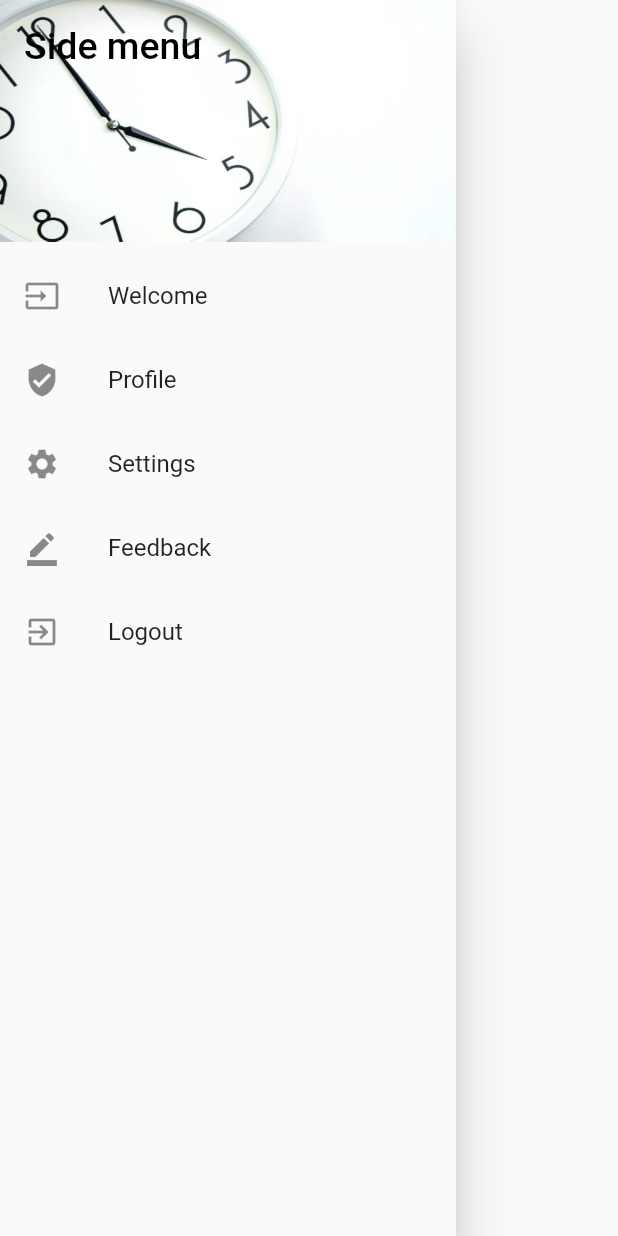
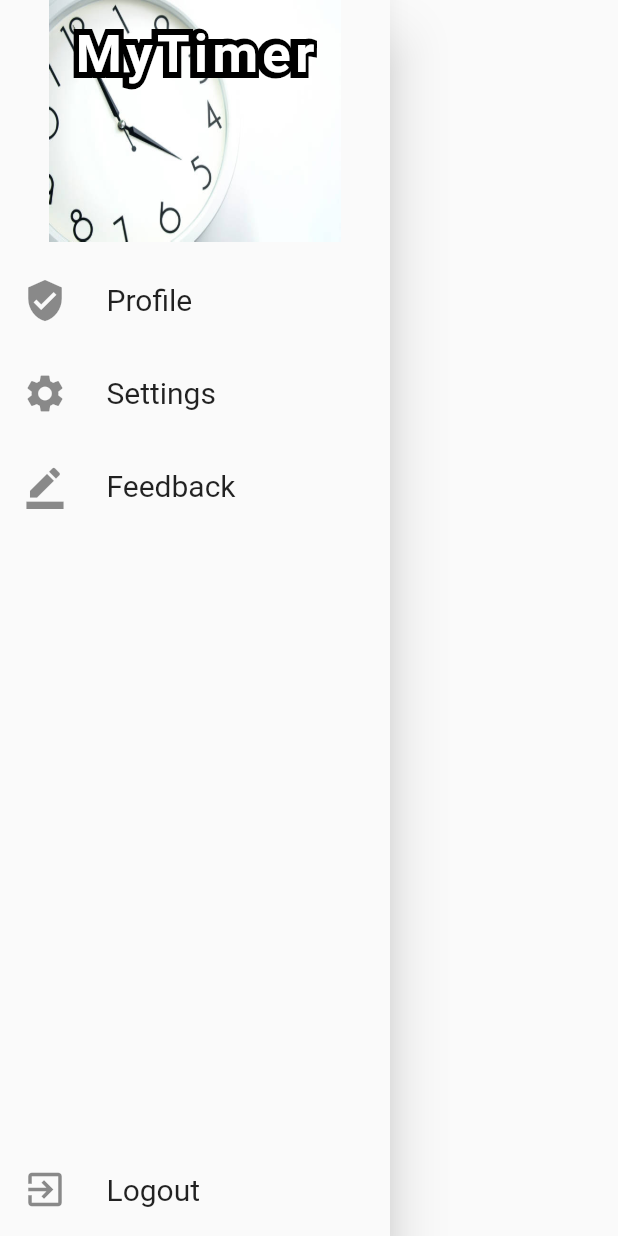
Before and after one commit to ortemmetro/CountDownTimer, a Flutter app: the NavDrawer widget shown alone on an empty page, opened directly, on a phone screen of 412 x 824 dp. Run offline on Flutter 3.47's test engine with Material 2 defaults, Android fonts, the phone set to English and light mode, and no system bars.

Commit message:
A little work

```diff
--- a/lib/main.dart
+++ b/lib/main.dart
@@ -377,45 +377,90 @@ class _MyTimerState extends State<MyTimer> {
 }
 
 class NavDrawer extends StatelessWidget {
+  final _drawerTextStyle = TextStyle(fontSize: 20);
   @override
   Widget build(BuildContext context) {
-    return Drawer(
-      child: ListView(
-        padding: EdgeInsets.zero,
-        children: const <Widget>[
+    return Container(
+      width: 260,
+      child: Drawer(
+          child: Column(
+        children: <Widget>[
           DrawerHeader(
-            child: Text(
-              'Side menu',
-              style: TextStyle(color: Colors.black, fontSize: 25),
+            child: Stack(
+              children: [
+                Text(
+                  'MyTimer',
+                  style: TextStyle(
+                    fontSize: 35,
+                    letterSpacing: 3,
+                    foreground: Paint()
+                      ..style = PaintingStyle.stroke
+                      ..strokeWidth = 8
+                      ..color = Colors.black,
                   ),
-            decoration: BoxDecoration(
+                ),
+                const Text(
+                  'MyTimer',
+                  style: TextStyle(
+                    fontSize: 35,
+                    letterSpacing: 3,
+                    fontWeight: FontWeight.bold,
+                    color: Colors.white,
+                  ),
+                ),
+              ],
+            ),
+            decoration: const BoxDecoration(
                 color: Colors.green,
                 image: DecorationImage(
                     fit: BoxFit.fill,
                     image: AssetImage('assets/images/clockwatch.jpg'))),
           ),
+          Expanded(
+            child: Column(
+              children: <Widget>[
                 ListTile(
-            leading: Icon(Icons.input),
-            title: Text('Welcome'),
+                  contentPadding: EdgeInsets.fromLTRB(15, 3, 10, 3),
+                  leading: Icon(
+                    Icons.verified_user,
+                    size: 30,
+                  ),
+                  title: Text('Profile', style: _drawerTextStyle),
                 ),
                 ListTile(
-            leading: Icon(Icons.verified_user),
-            title: Text('Profile'),
+                  contentPadding: EdgeInsets.fromLTRB(15, 3, 10, 3),
+                  leading: Icon(
+                    Icons.settings,
+                    size: 30,
+                  ),
+                  title: Text('Settings', style: _drawerTextStyle),
                 ),
                 ListTile(
-            leading: Icon(Icons.settings),
-            title: Text('Settings'),
+                  contentPadding: EdgeInsets.fromLTRB(15, 3, 10, 3),
+                  leading: Icon(
+                    Icons.border_color,
+                    size: 30,
                   ),
-          ListTile(
-            leading: Icon(Icons.border_color),
-            title: Text('Feedback'),
+                  title: Text('Feedback', style: _drawerTextStyle),
                 ),
-          ListTile(
-            leading: Icon(Icons.exit_to_app),
-            title: Text('Logout'),
-          )
+                Expanded(
+                  child: Align(
+                    alignment: FractionalOffset.bottomCenter,
+                    child: ListTile(
+                      contentPadding: EdgeInsets.fromLTRB(15, 3, 10, 3),
+                      leading: Icon(
+                        Icons.exit_to_app,
+                        size: 30,
+                      ),
+                      title: Text('Logout', style: _drawerTextStyle),
+                    ),
+                  ),
+                ),
               ],
             ),
+          ),
+        ],
+      )),
     );
   }
 }
```
Lines whose indentation alone changed are shown as unchanged.
